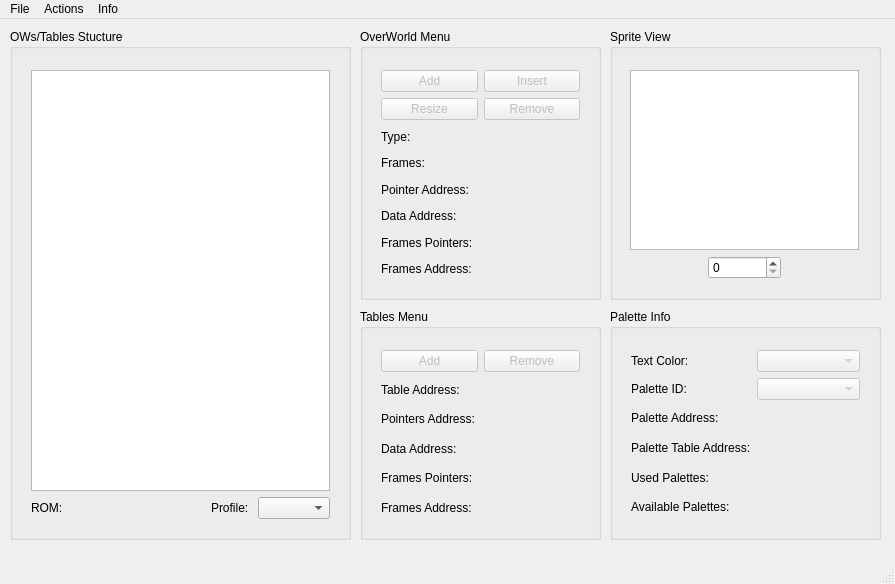
The window that ui/mainwindow.ui (kimwnasptd/OWM-Qt) describes before a commit, drawn with Qt 5.
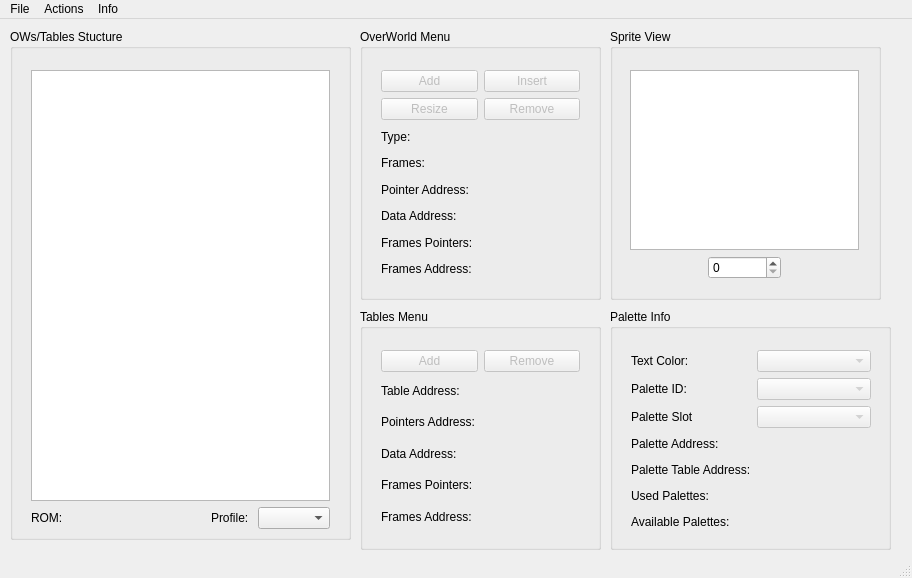
The same window after the commit.

Commit message: Fixed Save bug, Added Palette Slot Editing

Diff of the .ui file:
```diff
--- a/ui/mainwindow.ui
+++ b/ui/mainwindow.ui
@@ -6,8 +6,8 @@
    <rect>
     <x>0</x>
     <y>0</y>
-    <width>895</width>
-    <height>584</height>
+    <width>912</width>
+    <height>578</height>
    </rect>
   </property>
   <property name="windowTitle">
@@ -19,8 +19,8 @@
      <rect>
       <x>610</x>
       <y>290</y>
-      <width>271</width>
-      <height>231</height>
+      <width>281</width>
+      <height>241</height>
      </rect>
     </property>
     <property name="title">
@@ -31,93 +31,70 @@
       <rect>
        <x>10</x>
        <y>30</y>
-       <width>251</width>
-       <height>191</height>
+       <width>262</width>
+       <height>204</height>
       </rect>
      </property>
      <layout class="QGridLayout" name="paletteOptionsGridLayout">
       <property name="sizeConstraint">
        <enum>QLayout::SetMinimumSize</enum>
       </property>
-      <item row="2" column="0">
+      <item row="3" column="0">
        <widget class="QLabel" name="label_2">
         <property name="text">
          <string>Palette Address:</string>
         </property>
        </widget>
       </item>
-      <item row="4" column="1">
+      <item row="5" column="1">
        <widget class="QLabel" name="usedPalettesLabel">
         <property name="text">
          <string/>
         </property>
        </widget>
       </item>
-      <item row="3" column="1">
+      <item row="4" column="1">
        <widget class="QLabel" name="paletteTableAddressLabel">
         <property name="text">
          <string/>
         </property>
        </widget>
       </item>
-      <item row="2" column="1">
+      <item row="3" column="1">
        <widget class="QLabel" name="paletteAddressLabel">
         <property name="text">
          <string/>
         </property>
        </widget>
       </item>
-      <item row="5" column="1">
+      <item row="6" column="1">
        <widget class="QLabel" name="availablePalettesLabel">
         <property name="text">
          <string/>
         </property>
        </widget>
       </item>
-      <item row="5" column="0">
+      <item row="6" column="0">
        <widget class="QLabel" name="label_12">
         <property name="text">
          <string>Available Palettes:</string>
         </property>
        </widget>
       </item>
-      <item row="4" column="0">
+      <item row="5" column="0">
        <widget class="QLabel" name="label_11">
         <property name="text">
          <string>Used Palettes:</string>
         </property>
        </widget>
       </item>
-      <item row="1" column="1">
-       <widget class="QComboBox" name="paletteIDComboBox">
-        <property name="enabled">
-         <bool>false</bool>
-        </property>
-        <property name="editable">
-         <bool>false</bool>
-        </property>
-        <property name="insertPolicy">
-         <enum>QComboBox::InsertAlphabetically</enum>
-        </property>
-        <property name="sizeAdjustPolicy">
-         <enum>QComboBox::AdjustToContentsOnFirstShow</enum>
-        </property>
-       </widget>
-      </item>
-      <item row="3" column="0">
+      <item row="4" column="0">
        <widget class="QLabel" name="label_10">
         <property name="text">
          <string>Palette Table Address:</string>
         </property>
        </widget>
       </item>
-      <item row="1" column="0">
-       <widget class="QLabel" name="label_18">
-        <property name="text">
-         <string>Palette ID:</string>
-        </property>
-       </widget>
-      </item>
       <item row="0" column="0">
        <widget class="QLabel" name="label_8">
         <property name="text">
@@ -138,6 +115,43 @@
         </property>
        </widget>
       </item>
+      <item row="1" column="0">
+       <widget class="QLabel" name="label_18">
+        <property name="text">
+         <string>Palette ID:</string>
+        </property>
+       </widget>
+      </item>
+      <item row="1" column="1">
+       <widget class="QComboBox" name="paletteIDComboBox">
+        <property name="enabled">
+         <bool>false</bool>
+        </property>
+        <property name="editable">
+         <bool>false</bool>
+        </property>
+        <property name="insertPolicy">
+         <enum>QComboBox::InsertAlphabetically</enum>
+        </property>
+        <property name="sizeAdjustPolicy">
+         <enum>QComboBox::AdjustToContentsOnFirstShow</enum>
+        </property>
+       </widget>
+      </item>
+      <item row="2" column="0">
+       <widget class="QLabel" name="label_13">
+        <property name="text">
+         <string>Palette Slot</string>
+        </property>
+       </widget>
+      </item>
+      <item row="2" column="1">
+       <widget class="QComboBox" name="paletteSlotComboBox">
+        <property name="enabled">
+         <bool>false</bool>
+        </property>
+       </widget>
+      </item>
      </layout>
     </widget>
    </widget>
@@ -147,7 +161,7 @@
       <x>360</x>
       <y>290</y>
       <width>241</width>
-      <height>231</height>
+      <height>241</height>
      </rect>
     </property>
     <property name="title">
@@ -159,7 +173,7 @@
        <x>10</x>
        <y>30</y>
        <width>221</width>
-       <height>191</height>
+       <height>201</height>
       </rect>
      </property>
      <layout class="QGridLayout" name="tableOptionsGridLayout">
@@ -462,7 +476,7 @@
        <x>10</x>
        <y>30</y>
        <width>321</width>
-       <height>471</height>
+       <height>481</height>
       </rect>
      </property>
      <layout class="QGridLayout" name="gridLayout_3">
@@ -589,8 +603,8 @@
     <rect>
      <x>0</x>
      <y>0</y>
-     <width>895</width>
-     <height>19</height>
+     <width>912</width>
+     <height>23</height>
     </rect>
    </property>
    <widget class="QMenu" name="menuFile">
```
The commit also changes 4 other files.
